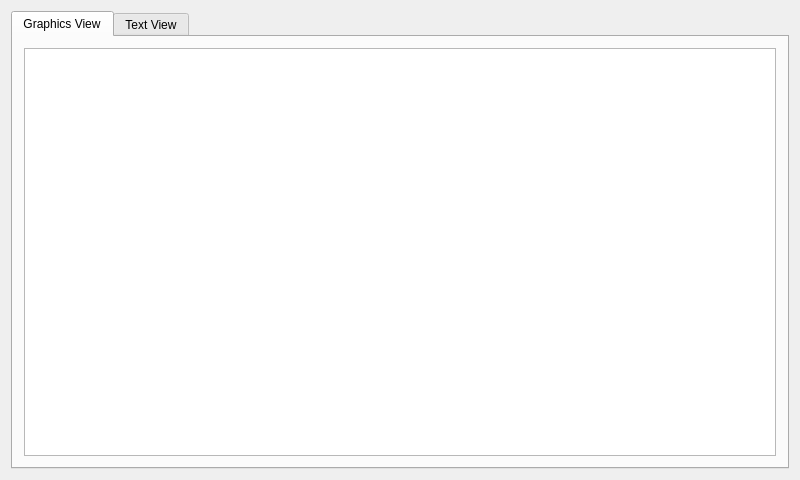
The window that mainwindow.ui (SebastianSchwank/QNodesEditor) describes before a commit, drawn with Qt 5.
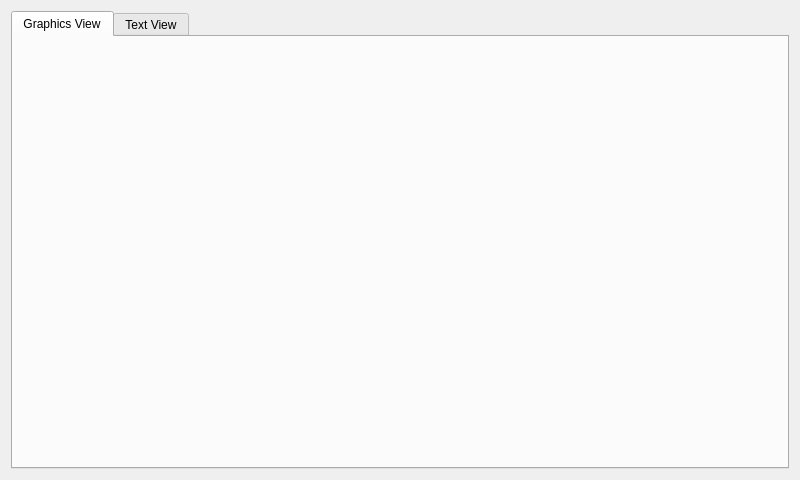
The same window after the commit.

What changed in the file:
```diff
--- a/mainwindow.ui
+++ b/mainwindow.ui
@@ -26,7 +26,7 @@
        </attribute>
        <layout class="QHBoxLayout" name="horizontalLayout_2">
         <item>
-         <widget class="QGraphicsView" name="graphicsView_2"/>
+         <layout class="QHBoxLayout" name="NodeGraphicsView"/>
         </item>
        </layout>
       </widget>
```
